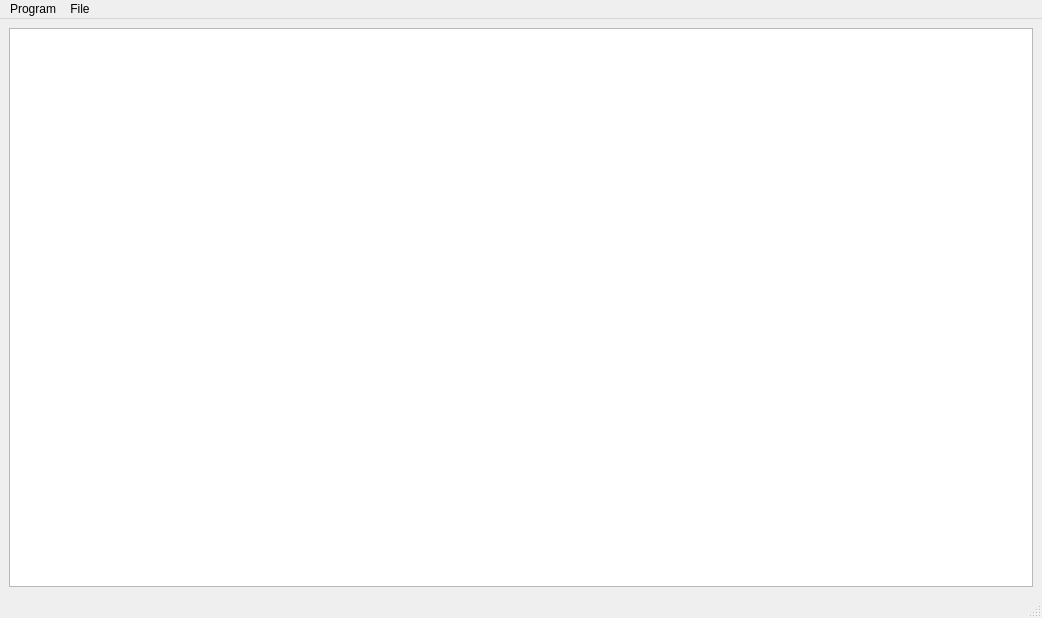
Above: views/mainwindow.ui from TheDmitry/CS206-OOP-Application before the change. Below: the same form after it.
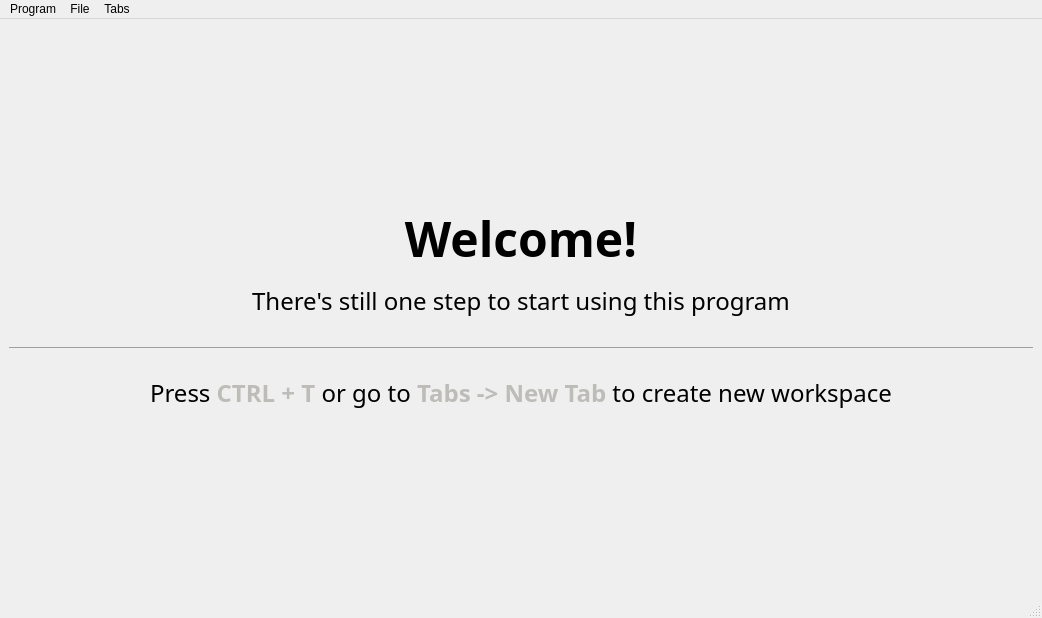
That is the form after the change.

```diff
--- a/views/mainwindow.ui
+++ b/views/mainwindow.ui
@@ -25,12 +25,61 @@
      <layout class="QHBoxLayout" name="horizontalLayout"/>
     </item>
     <item row="0" column="0">
-     <widget class="QTableView" name="tableView">
-      <property name="styleSheet">
-       <string notr="true">QTableView::item { text-align: center; }</string>
+     <widget class="QLabel" name="label">
+      <property name="sizePolicy">
+       <sizepolicy hsizetype="Expanding" vsizetype="Expanding">
+        <horstretch>0</horstretch>
+        <verstretch>0</verstretch>
+       </sizepolicy>
       </property>
-      <property name="textElideMode">
-       <enum>Qt::TextElideMode::ElideRight</enum>
+      <property name="palette">
+       <palette>
+        <active>
+         <colorrole role="Midlight">
+          <brush brushstyle="SolidPattern">
+           <color alpha="255">
+            <red>47</red>
+            <green>47</green>
+            <blue>72</blue>
+           </color>
+          </brush>
+         </colorrole>
+        </active>
+        <inactive>
+         <colorrole role="Midlight">
+          <brush brushstyle="SolidPattern">
+           <color alpha="255">
+            <red>47</red>
+            <green>47</green>
+            <blue>72</blue>
+           </color>
+          </brush>
+         </colorrole>
+        </inactive>
+        <disabled>
+         <colorrole role="Midlight">
+          <brush brushstyle="SolidPattern">
+           <color alpha="255">
+            <red>47</red>
+            <green>47</green>
+            <blue>72</blue>
+           </color>
+          </brush>
+         </colorrole>
+        </disabled>
+       </palette>
+      </property>
+      <property name="font">
+       <font>
+        <family>Fira Code</family>
+        <pointsize>18</pointsize>
+       </font>
+      </property>
+      <property name="text">
+       <string>&lt;html&gt;&lt;head/&gt;&lt;body&gt;&lt;h1 align=&quot;center&quot; style=&quot; margin-top:18px; margin-bottom:12px; margin-left:0px; margin-right:0px; -qt-block-indent:0; text-indent:0px;&quot;&gt;&lt;span style=&quot; font-size:xx-large; font-weight:700;&quot;&gt;Welcome!&lt;/span&gt;&lt;/h1&gt;&lt;p align=&quot;center&quot;&gt;There's still one step to start using this program&lt;/p&gt;&lt;hr/&gt;&lt;p align=&quot;center&quot;&gt;Press &lt;span style=&quot; font-weight:700; color:#bebcb8;&quot;&gt;CTRL + T&lt;/span&gt; or go to &lt;span style=&quot; font-weight:700; color:#bebcb8;&quot;&gt;Tabs -&amp;gt; New Tab&lt;/span&gt; to create new workspace&lt;/p&gt;&lt;/body&gt;&lt;/html&gt;</string>
+      </property>
+      <property name="textFormat">
+       <enum>Qt::TextFormat::RichText</enum>
       </property>
      </widget>
     </item>
@@ -61,8 +110,20 @@
     <addaction name="actionProgramAuthor"/>
     <addaction name="actionProgramClose"/>
    </widget>
+   <widget class="QMenu" name="menuTabs">
+    <property name="title">
+     <string>Tabs</string>
+    </property>
+    <property name="separatorsCollapsible">
+     <bool>false</bool>
+    </property>
+    <addaction name="actionNew_Tab"/>
+    <addaction name="actionClose_Tab"/>
+    <addaction name="actionClose_All_Tabs"/>
+   </widget>
    <addaction name="menuProgram"/>
    <addaction name="menuFile"/>
+   <addaction name="menuTabs"/>
   </widget>
   <widget class="QStatusBar" name="statusbar"/>
   <action name="actionProgramClose">
```
Left out of the diff: 18 changed lines with no effect on the pictures.
